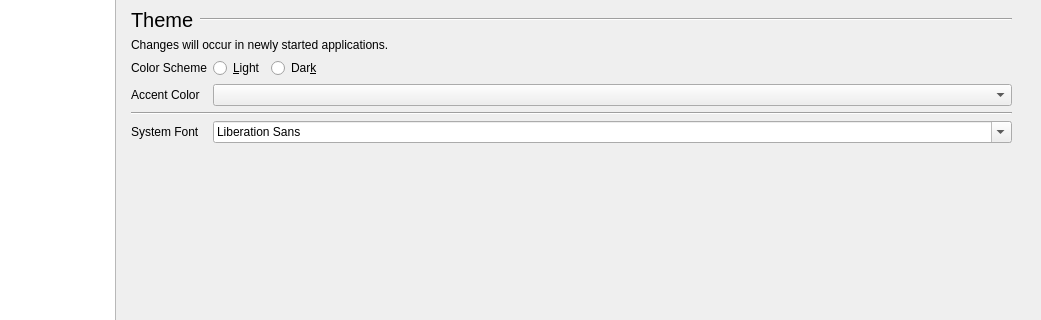
This is infopanedropdown.ui in vicr123/theshell as Qt 5 draws it before an edit; both pictures show x 160 to 1201 and y 153 to 473 of the 1201 by 835 pixel window. The edited form follows.
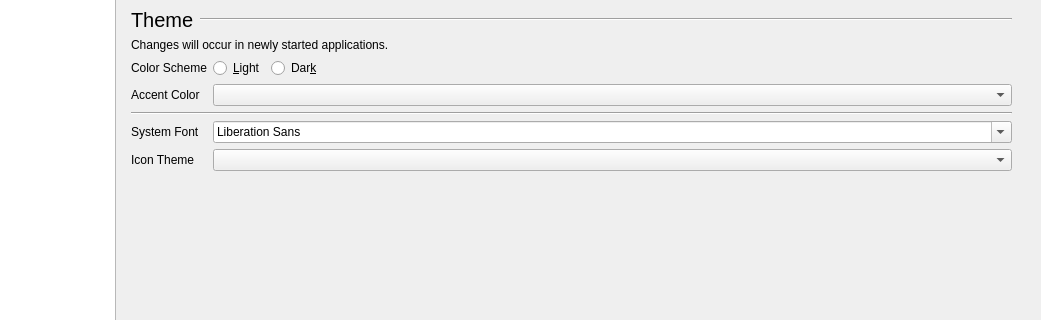
This is the edited form. The open tabs and pages were chosen to show the change. Icons and pictures are not drawn. Custom widgets are drawn as their Qt base class.

```diff
--- a/infopanedropdown.ui
+++ b/infopanedropdown.ui
@@ -2674,7 +2674,7 @@
                </property>
               </spacer>
              </item>
-             <item row="6" column="0">
+             <item row="7" column="0">
               <spacer name="verticalSpacer_20">
                <property name="orientation">
                 <enum>Qt::Vertical</enum>
@@ -2738,6 +2738,16 @@
              <item row="5" column="1" colspan="2">
               <widget class="QFontComboBox" name="systemFont"/>
              </item>
+             <item row="6" column="0">
+              <widget class="QLabel" name="label_79">
+               <property name="text">
+                <string>Icon Theme</string>
+               </property>
+              </widget>
+             </item>
+             <item row="6" column="1" colspan="2">
+              <widget class="QComboBox" name="systemIconTheme"/>
+             </item>
             </layout>
            </widget>
            <widget class="QWidget" name="NotificationsSettings">
```
Left out of the diff: 14 changed lines with no effect on the pictures.
